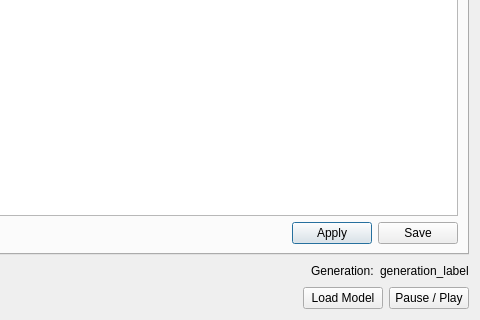
Before: the Qt Designer form main.ui in ralsina/evoluto, drawn with Qt 5; both pictures show x 147 to 627 and y 180 to 500 of the 627 by 500 pixel window.
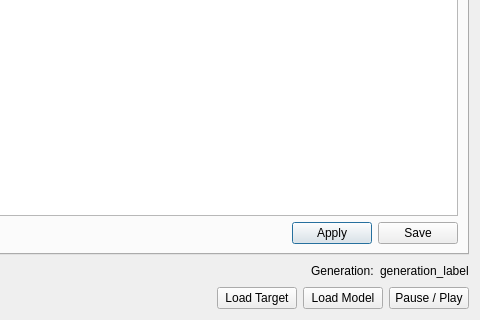
After: the same form once the commit is applied. The open tabs and pages were chosen to show the change.

Commit message: Hooking basic stuff in the UI

Patch:
```diff
--- a/main.ui
+++ b/main.ui
@@ -159,6 +159,13 @@
        </property>
       </spacer>
      </item>
+     <item>
+      <widget class="QPushButton" name="load_target">
+       <property name="text">
+        <string>Load Target</string>
+       </property>
+      </widget>
+     </item>
      <item>
       <widget class="QPushButton" name="load">
        <property name="text">
```
Left out of the diff: 10 changed lines with no effect on the pictures. The commit also changes 1 other file.
